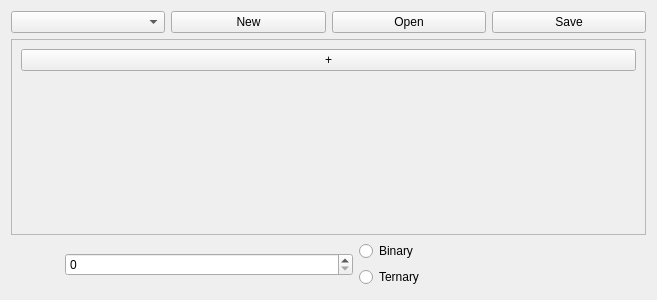
Before: the Qt Designer form ui/bartabpattern.ui in BdxMimo/project-bar, drawn with Qt 5.
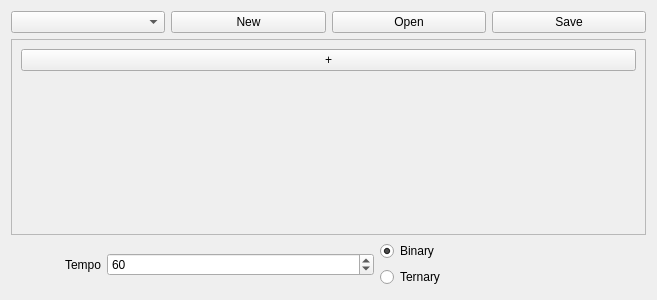
After: the same form once the commit is applied. Icons and pictures are not drawn.

What changed in the file:
```diff
--- a/ui/bartabpattern.ui
+++ b/ui/bartabpattern.ui
@@ -116,7 +116,36 @@
       </widget>
      </item>
      <item>
-      <widget class="QSpinBox" name="spinboxTempo"/>
+      <widget class="QLabel" name="label">
+       <property name="sizePolicy">
+        <sizepolicy hsizetype="Fixed" vsizetype="Preferred">
+         <horstretch>0</horstretch>
+         <verstretch>0</verstretch>
+        </sizepolicy>
+       </property>
+       <property name="text">
+        <string>Tempo</string>
+       </property>
+       <property name="buddy">
+        <cstring>spinboxTempo</cstring>
+       </property>
+      </widget>
+     </item>
+     <item>
+      <widget class="QSpinBox" name="spinboxTempo">
+       <property name="minimum">
+        <number>20</number>
+       </property>
+       <property name="maximum">
+        <number>244</number>
+       </property>
+       <property name="singleStep">
+        <number>3</number>
+       </property>
+       <property name="value">
+        <number>60</number>
+       </property>
+      </widget>
      </item>
      <item>
       <layout class="QVBoxLayout" name="verticalLayout_2">
@@ -125,6 +154,9 @@
          <property name="text">
           <string>Binary</string>
          </property>
+         <property name="checked">
+          <bool>true</bool>
+         </property>
         </widget>
        </item>
        <item>
@@ -132,6 +164,9 @@
          <property name="text">
           <string>Ternary</string>
          </property>
+         <property name="checkable">
+          <bool>false</bool>
+         </property>
         </widget>
        </item>
       </layout>
```
Left out of the diff: 26 changed lines with no effect on the pictures.
